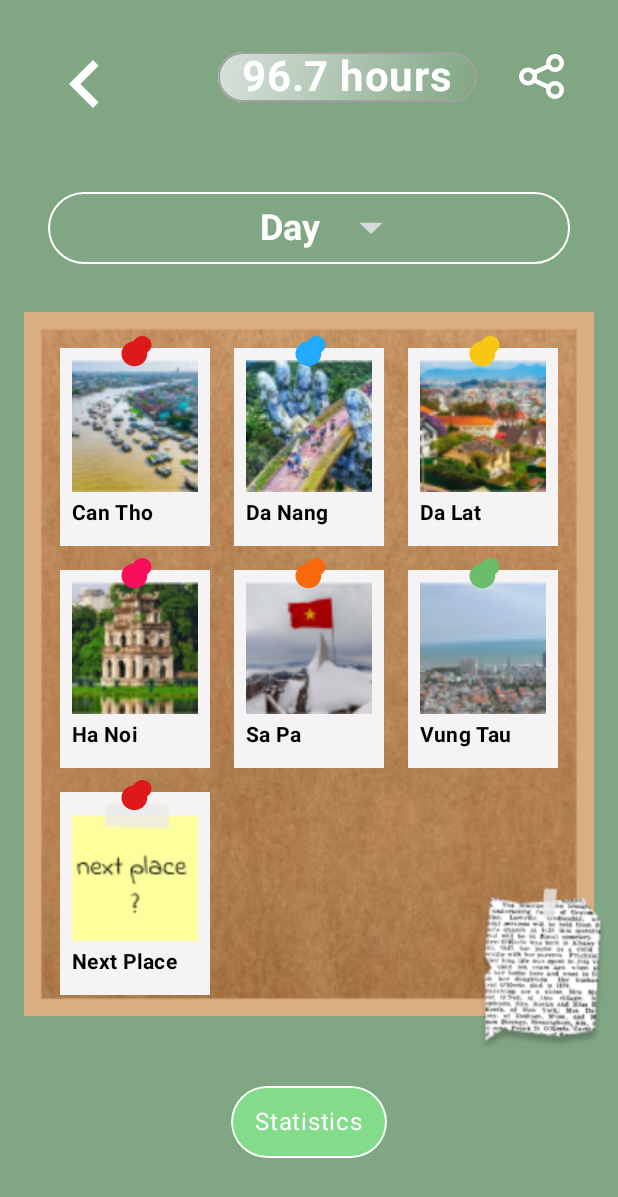
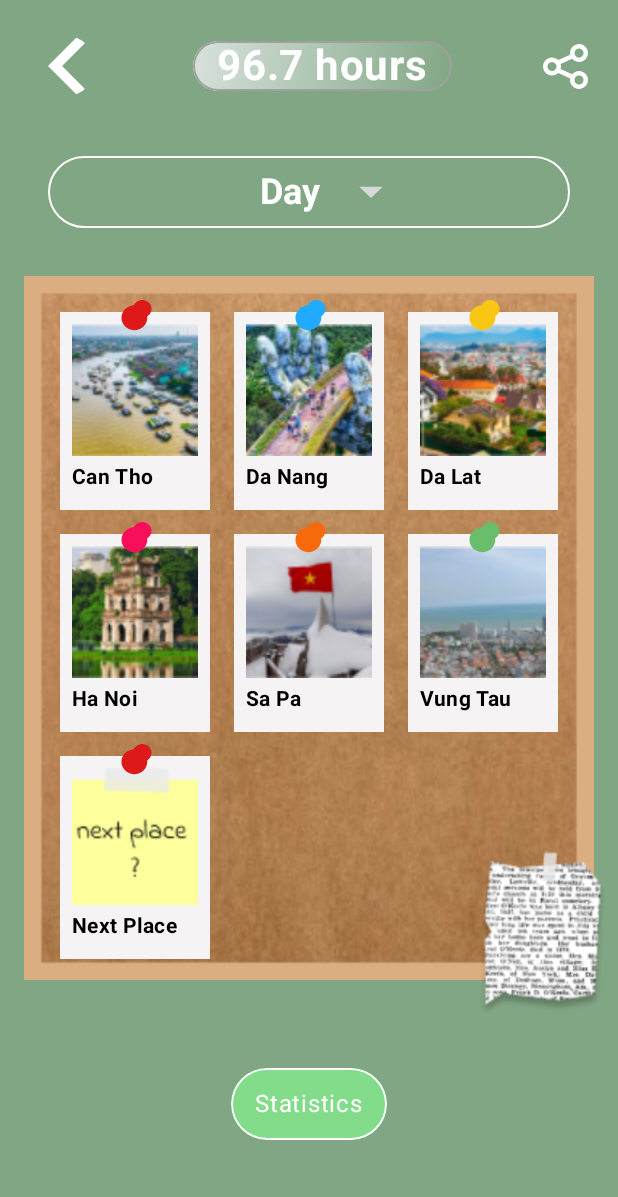
Before and after one commit to steveNguyen1206/RunRunRun, an Android app built with Jetpack Compose: the RewardScreen screen opened through its navigation route, on a phone screen of 412 x 824 dp. Shown: the top 1197 px of the screen. Run offline under Robolectric (Android 15) with nearby library versions, the phone set to English and light mode, and no system bars; our stand-ins replace Dagger/Hilt's generated code, livedata-compose, window size class; libraries missing offline, so code that uses them is left out: coil.decode; pictures from the network do not load; 1 statement that could not run was skipped.

Commit message:
Fix AppBar

```diff
--- a/app/src/main/java/com/example/travlingfocus/composable/MyTabs.kt
+++ b/app/src/main/java/com/example/travlingfocus/composable/MyTabs.kt
@@ -14,6 +14,7 @@ import androidx.compose.foundation.layout.height
 import androidx.compose.foundation.layout.padding
 import androidx.compose.foundation.layout.size
 import androidx.compose.foundation.layout.width
+import androidx.compose.foundation.layout.wrapContentSize
 import androidx.compose.foundation.shape.RoundedCornerShape
 import androidx.compose.material.icons.Icons
 import androidx.compose.material.icons.filled.ArrowBack
@@ -52,16 +53,18 @@ fun MyTabBar(
     navigateUp: () -> Unit = {},
 ) {
     Row(
-        modifier.fillMaxWidth(),
-        horizontalArrangement = Arrangement.SpaceBetween
+        modifier.fillMaxWidth().padding(20.dp),
+        horizontalArrangement = Arrangement.SpaceBetween,
+        verticalAlignment = Alignment.CenterVertically,
     ) {
         // Separate Row as the children shouldn't have the padding
-        Row(Modifier.padding(16.dp)) {
+        Row(
+//            modifier = Modifier.padding(20.dp)
+        ) {
             if(canNavigateBack) {
                 IconButton(onClick = navigateUp) {
                     Icon(
                         modifier = Modifier
-                            .padding(4.dp)
                             .clickable { navigateUp() },
                         imageVector = ImageVector.vectorResource(id = R.drawable.ic_back),
                         contentDescription = null,
@@ -72,7 +75,6 @@ fun MyTabBar(
             else {
                 Image(
                     modifier = Modifier
-                        .padding(4.dp)
                         .clickable(onClick = onMenuClicked),
                     painter = painterResource(id = R.drawable.ic_menu),
                     contentDescription = null,
@@ -99,7 +101,7 @@ fun MyTab(
     var isMusicPlaying by remember {  mutableStateOf(true) }
 
     Box(
-        modifier = modifier
+        modifier = Modifier
             .clip(RoundedCornerShape(24.dp))
             .border(
                 BorderStroke(1.dp, Color(0xFFA0A0A0)),
@@ -116,15 +118,14 @@ fun MyTab(
             )
     ) {
         Row(
-            modifier
+            Modifier
                 .padding(8.dp)
                 .padding(horizontal = 16.dp),
-            verticalAlignment = Alignment.CenterVertically,
+//            verticalAlignment = Alignment.CenterVertically,
             horizontalArrangement = Arrangement.Center
         ) {
             Image(
                 modifier = Modifier
-                    .padding(4.dp)
                     .clickable(onClick = onTimerClick),
                 painter = painterResource(id = R.drawable.ic_timmer),
                 contentDescription = null,
@@ -132,7 +133,6 @@ fun MyTab(
             Spacer(modifier = Modifier.width(40.dp))
             Image(
                 modifier = Modifier
-                    .padding(4.dp)
                     .clickable(onClick = onStopWatchClick),
                 painter = painterResource(id = R.drawable.ic_stopwatch),
                 contentDescription = null,
@@ -142,15 +142,12 @@ fun MyTab(
 
 //   I want to fill with only one width for multiple images
     Box(
-        modifier
-            .width(70.dp)
-            .height(70.dp),
-        contentAlignment = Alignment.Center
+        Modifier.size(48.dp),
+        contentAlignment = Alignment.TopCenter
     ) {
         Image(
             modifier = Modifier
-                //            .size(48.dp)
-                .padding(vertical = 16.dp)
+//                .padding(vertical = 16.dp)
                 .padding(vertical = 4.dp)
                 .clickable(onClick = {
                     isMusicPlaying = !isMusicPlaying
@@ -186,12 +183,8 @@ fun MyTabReward(
     modifier: Modifier = Modifier,
     onShareClick: () -> Unit = {},
 ) {
-    Row(
-        modifier = Modifier,
-    ) {
         Box(
-        modifier = modifier
-            .padding(8.dp)
+        modifier = Modifier
             .clip(RoundedCornerShape(24.dp))
             .border(
                 BorderStroke(1.dp, Color(0xFFA0A0A0)),
@@ -218,16 +211,12 @@ fun MyTabReward(
     }
 
 //   I want to fill with only one width for multiple images
-        Image(
-            modifier = Modifier
-                .padding(16.dp)
-                .padding(4.dp)
-                .size(30.dp),
-            painter = painterResource(id = R.drawable.ico_share),
-            contentDescription = null,
-            contentScale = ContentScale.Fit,
-        )
-    }
+    Image(
+        modifier = Modifier,
+        painter = painterResource(id = R.drawable.ico_share),
+        contentDescription = null,
+        contentScale = ContentScale.Fit,
+    )
 }
 
 @Composable
--- a/app/src/main/java/com/example/travlingfocus/rewardscreen/RewardScreen.kt
+++ b/app/src/main/java/com/example/travlingfocus/rewardscreen/RewardScreen.kt
@@ -78,8 +78,7 @@ fun RewardScreen(
         topBar = {
             MyTabBar(
                 modifier = modifier
-                    .fillMaxWidth()
-                    .padding(16.dp),
+                    .fillMaxWidth(),
                 navigateUp = navigateUp,
                 canNavigateBack = canNavigateBack,
                 children = { MyTabReward(modifier = it, hours = viewModel.getTotalHours())}
```
